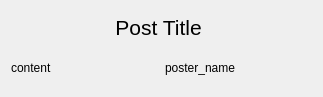
Old version of the form Chat0.1/chat/bbsitem.ui in the repository bitlinux/qtchat.
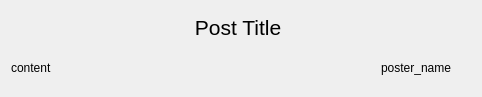
New version of the form.

```diff
--- a/Chat0.1/chat/bbsitem.ui
+++ b/Chat0.1/chat/bbsitem.ui
@@ -6,7 +6,7 @@
    <rect>
     <x>0</x>
     <y>0</y>
-    <width>323</width>
+    <width>482</width>
     <height>97</height>
    </rect>
   </property>
@@ -41,10 +41,22 @@
          <property name="text">
           <string>content</string>
          </property>
+         <property name="margin">
+          <number>0</number>
+         </property>
+         <property name="indent">
+          <number>0</number>
+         </property>
         </widget>
        </item>
        <item>
         <widget class="QLabel" name="poster_name">
+         <property name="maximumSize">
+          <size>
+           <width>90</width>
+           <height>16777215</height>
+          </size>
+         </property>
          <property name="text">
           <string>poster_name</string>
          </property>
```
